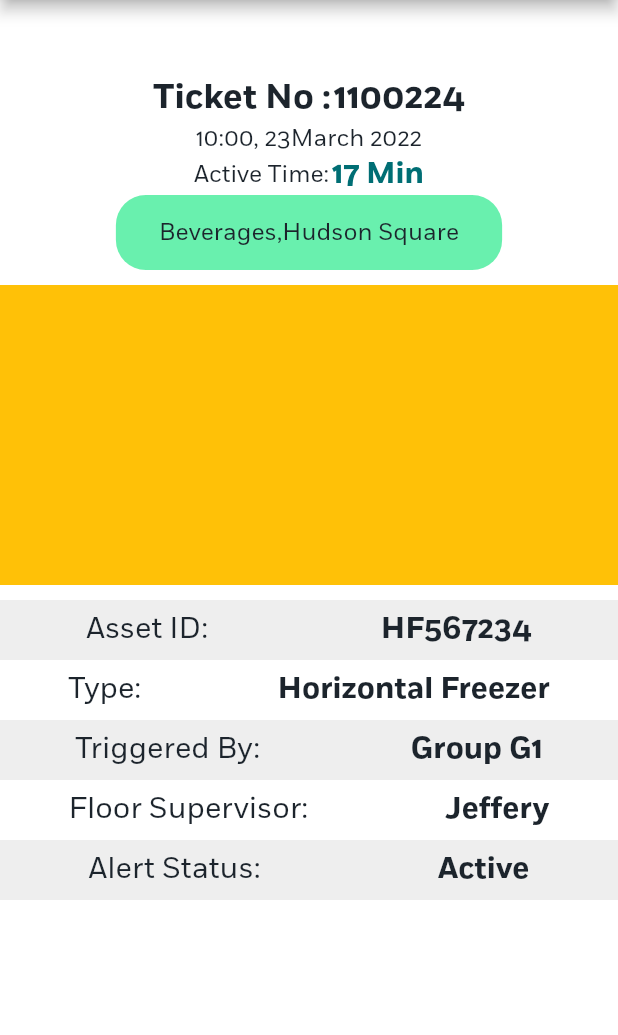
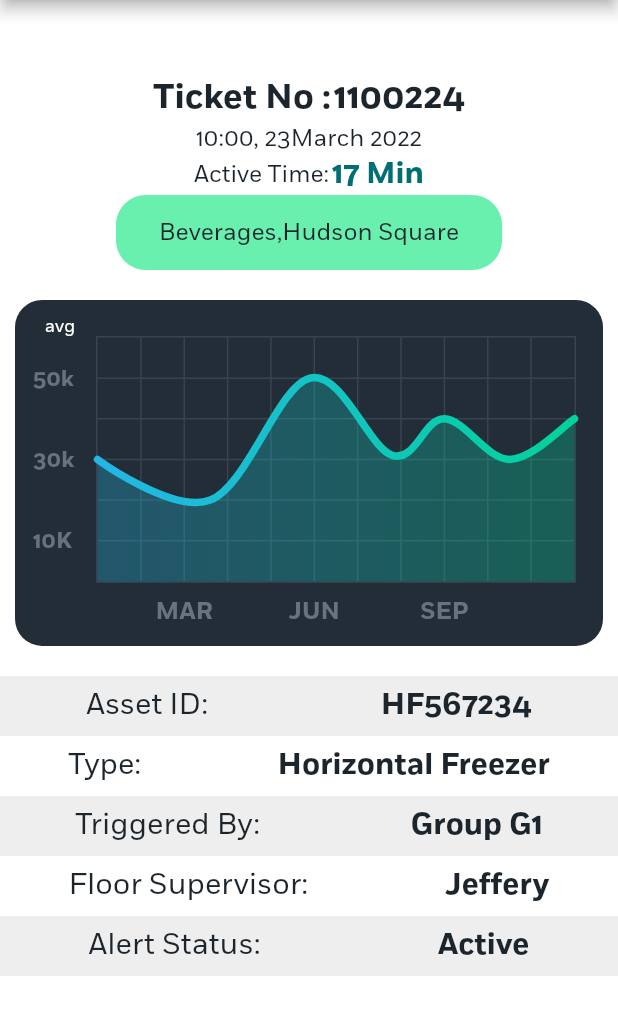
Before and after one commit to noeljolly09/coldtruth, a Flutter app: the AlertsPage screen opened by its route, after a tap on "Ticket No :", on a phone screen of 412 x 824 dp, the part 84-1119 px from its top. Run offline on Flutter 3.47's test engine with Material 2 defaults, Android fonts, the phone set to English and light mode, and no system bars; drawn by our look-alikes of fl_chart; our stand-ins replace connectivity, dio, flutter_riverpod, flutter_spinkit, flutter_svg, google_nav_bar and 3 more; missing offline and left inert: country_list_pick, drop_down_list.

Commit message:
added detailed ticket

```diff
--- a/lib/custom_widgets/chart/line_chart.dart
+++ b/lib/custom_widgets/chart/line_chart.dart
@@ -0,0 +1,304 @@
+
+import 'package:fl_chart/fl_chart.dart';
+import 'package:flutter/material.dart';
+
+class CustomLineChart extends StatefulWidget {
+  const CustomLineChart({Key? key}) : super(key: key);
+
+  @override
+  _CustomLineChartState createState() => _CustomLineChartState();
+}
+
+class _CustomLineChartState extends State<CustomLineChart> {
+  List<Color> gradientColors = [
+    const Color(0xff23b6e6),
+    const Color(0xff02d39a),
+  ];
+
+  bool showAvg = false;
+
+  @override
+  Widget build(BuildContext context) {
+    return Stack(
+      children: <Widget>[
+        AspectRatio(
+          aspectRatio: 1.70,
+          child: Container(
+            decoration: const BoxDecoration(
+                borderRadius: BorderRadius.all(
+                  Radius.circular(18),
+                ),
+                color: Color(0xff232d37)),
+            child: Padding(
+              padding: const EdgeInsets.only(
+                  right: 18.0, left: 12.0, top: 24, bottom: 12),
+              child: LineChart(
+                showAvg ? avgData() : mainData(),
+              ),
+            ),
+          ),
+        ),
+        SizedBox(
+          width: 60,
+          height: 34,
+          child: TextButton(
+            onPressed: () {
+              setState(() {
+                showAvg = !showAvg;
+              });
+            },
+            child: Text(
+              'avg',
+              style: TextStyle(
+                  fontSize: 12,
+                  color:
+                      showAvg ? Colors.white.withOpacity(0.5) : Colors.white),
+            ),
+          ),
+        ),
+      ],
+    );
+  }
+
+  Widget bottomTitleWidgets(double value, TitleMeta meta) {
+    const style = TextStyle(
+      color: Color(0xff68737d),
+      fontWeight: FontWeight.bold,
+      fontSize: 16,
+    );
+    Widget text;
+    switch (value.toInt()) {
+      case 2:
+        text = const Text('MAR', style: style);
+        break;
+      case 5:
+        text = const Text('JUN', style: style);
+        break;
+      case 8:
+        text = const Text('SEP', style: style);
+        break;
+      default:
+        text = const Text('', style: style);
+        break;
+    }
+
+    return SideTitleWidget(
+      axisSide: meta.axisSide,
+      space: 8.0,
+      child: text,
+    );
+  }
+
+  Widget leftTitleWidgets(double value, TitleMeta meta) {
+    const style = TextStyle(
+      color: Color(0xff67727d),
+      fontWeight: FontWeight.bold,
+      fontSize: 15,
+    );
+    String text;
+    switch (value.toInt()) {
+      case 1:
+        text = '10K';
+        break;
+      case 3:
+        text = '30k';
+        break;
+      case 5:
+        text = '50k';
+        break;
+      default:
+        return Container();
+    }
+
+    return Text(text, style: style, textAlign: TextAlign.left);
+  }
+
+  LineChartData mainData() {
+    return LineChartData(
+      gridData: FlGridData(
+        show: true,
+        drawVerticalLine: true,
+        horizontalInterval: 1,
+        verticalInterval: 1,
+        getDrawingHorizontalLine: (value) {
+          return FlLine(
+            color: const Color(0xff37434d),
+            strokeWidth: 1,
+          );
+        },
+        getDrawingVerticalLine: (value) {
+          return FlLine(
+            color: const Color(0xff37434d),
+            strokeWidth: 1,
+          );
+        },
+      ),
+      titlesData: FlTitlesData(
+        show: true,
+        rightTitles: AxisTitles(
+          sideTitles: SideTitles(showTitles: false),
+        ),
+        topTitles: AxisTitles(
+          sideTitles: SideTitles(showTitles: false),
+        ),
+        bottomTitles: AxisTitles(
+          sideTitles: SideTitles(
+            showTitles: true,
+            reservedSize: 30,
+            interval: 1,
+            getTitlesWidget: bottomTitleWidgets,
+          ),
+        ),
+        leftTitles: AxisTitles(
+          sideTitles: SideTitles(
+            showTitles: true,
+            interval: 1,
+            getTitlesWidget: leftTitleWidgets,
+            reservedSize: 42,
+          ),
+        ),
+      ),
+      borderData: FlBorderData(
+          show: true,
+          border: Border.all(color: const Color(0xff37434d), width: 1)),
+      minX: 0,
+      maxX: 11,
+      minY: 0,
+      maxY: 6,
+      lineBarsData: [
+        LineChartBarData(
+          spots: const [
+            FlSpot(0, 3),
+            FlSpot(2.6, 2),
+            FlSpot(4.9, 5),
+            FlSpot(6.8, 3.1),
+            FlSpot(8, 4),
+            FlSpot(9.5, 3),
+            FlSpot(11, 4),
+          ],
+          isCurved: true,
+          gradient: LinearGradient(
+            colors: gradientColors,
+            begin: Alignment.centerLeft,
+            end: Alignment.centerRight,
+          ),
+          barWidth: 5,
+          isStrokeCapRound: true,
+          dotData: FlDotData(
+            show: false,
+          ),
+          belowBarData: BarAreaData(
+            show: true,
+            gradient: LinearGradient(
+              colors: gradientColors
+                  .map((color) => color.withOpacity(0.3))
+                  .toList(),
+              begin: Alignment.centerLeft,
+              end: Alignment.centerRight,
+            ),
+          ),
+        ),
+      ],
+    );
+  }
+
+  LineChartData avgData() {
+    return LineChartData(
+      lineTouchData: LineTouchData(enabled: false),
+      gridData: FlGridData(
+        show: true,
+        drawHorizontalLine: true,
+        verticalInterval: 1,
+        horizontalInterval: 1,
+        getDrawingVerticalLine: (value) {
+          return FlLine(
+            color: const Color(0xff37434d),
+            strokeWidth: 1,
+          );
+        },
+        getDrawingHorizontalLine: (value) {
+          return FlLine(
+            color: const Color(0xff37434d),
+            strokeWidth: 1,
+          );
+        },
+      ),
+      titlesData: FlTitlesData(
+        show: true,
+        bottomTitles: AxisTitles(
+          sideTitles: SideTitles(
+            showTitles: true,
+            reservedSize: 30,
+            getTitlesWidget: bottomTitleWidgets,
+            interval: 1,
+          ),
+        ),
+        leftTitles: AxisTitles(
+          sideTitles: SideTitles(
+            showTitles: true,
+            getTitlesWidget: leftTitleWidgets,
+            reservedSize: 42,
+            interval: 1,
+          ),
+        ),
+        topTitles: AxisTitles(
+          sideTitles: SideTitles(showTitles: false),
+        ),
+        rightTitles: AxisTitles(
+          sideTitles: SideTitles(showTitles: false),
+        ),
+      ),
+      borderData: FlBorderData(
+          show: true,
+          border: Border.all(color: const Color(0xff37434d), width: 1)),
+      minX: 0,
+      maxX: 11,
+      minY: 0,
+      maxY: 6,
+      lineBarsData: [
+        LineChartBarData(
+          spots: const [
+            FlSpot(0, 3.44),
+            FlSpot(2.6, 3.44),
+            FlSpot(4.9, 3.44),
+            FlSpot(6.8, 3.44),
+            FlSpot(8, 3.44),
+            FlSpot(9.5, 3.44),
+            FlSpot(11, 3.44),
+          ],
+          isCurved: true,
+          gradient: LinearGradient(
+            colors: [
+              ColorTween(begin: gradientColors[0], end: gradientColors[1])
+                  .lerp(0.2)!,
+              ColorTween(begin: gradientColors[0], end: gradientColors[1])
+                  .lerp(0.2)!,
+            ],
+            begin: Alignment.centerLeft,
+            end: Alignment.centerRight,
+          ),
+          barWidth: 5,
+          isStrokeCapRound: true,
+          dotData: FlDotData(
+            show: false,
+          ),
+          belowBarData: BarAreaData(
+            show: true,
+            gradient: LinearGradient(
+              colors: [
+                ColorTween(begin: gradientColors[0], end: gradientColors[1])
+                    .lerp(0.2)!
+                    .withOpacity(0.1),
+                ColorTween(begin: gradientColors[0], end: gradientColors[1])
+                    .lerp(0.2)!
+                    .withOpacity(0.1),
+              ],
+              begin: Alignment.centerLeft,
+              end: Alignment.centerRight,
+            ),
+          ),
+        ),
+      ],
+    );
+  }
+}
--- a/lib/custom_widgets/drawer/drawer.dart
+++ b/lib/custom_widgets/drawer/drawer.dart
@@ -57,8 +57,7 @@ class MyDrawer extends ConsumerWidget {
                     ref
                         .read(navigationbarNotifier)
                         .updatedNavigtionIndex(value: 1);
-                    Navigator.pushNamedAndRemoveUntil(
-                        context, "/navigation_bar", (route) => false);
+                    Navigator.pushNamed(context, "/navigation_bar");
                   },
                 ),
                 drawerItem(
@@ -68,8 +67,7 @@ class MyDrawer extends ConsumerWidget {
                     ref
                         .read(navigationbarNotifier)
                         .updatedNavigtionIndex(value: 2);
-                    Navigator.pushNamedAndRemoveUntil(
-                        context, "/navigation_bar", (route) => false);
+                    Navigator.pushNamed(context, "/navigation_bar");
                   },
                 ),
                 drawerItem(
--- a/lib/custom_widgets/textfields/forgotPassword_textField.dart
+++ b/lib/custom_widgets/textfields/forgotPassword_textField.dart
@@ -1,4 +1,4 @@
-// ignore_for_file: public_member_api_docs, sort_constructors_first
+
 import 'package:drop_down_list/drop_down_list.dart';
 import 'package:flutter/material.dart';
 import 'package:flutter_riverpod/flutter_riverpod.dart';
--- a/lib/main.dart
+++ b/lib/main.dart
@@ -72,7 +72,7 @@ class MyApp extends StatelessWidget {
         '/forgot_password': (context) => const ForgotPasswordPage(),
         '/register': (context) => const RegistrationPage(),
         '/dashboard': (context) => const DashboardPage(),
-        '/navigation_bar': (context) =>  CustomNavigationBar(pageIndex: 0),
+        '/navigation_bar': (context) => const CustomNavigationBar(),
         '/notifications': (context) => const AlertsPage(),
         '/settings': (context) => const IncidentsPage(),
       },
--- a/lib/screens/alerts_screens/alerts_screen.dart
+++ b/lib/screens/alerts_screens/alerts_screen.dart
@@ -5,7 +5,6 @@ import 'package:idec_face/screens/alerts_screens/detailed_alert_screen.dart';
 
 import '../../constants.dart';
 import '../../custom_widgets/custom_selection.dart';
-import '../../custom_widgets/text.dart';
 import '../../custom_widgets/ticket/ticket_text.dart';
 
 class AlertsPage extends ConsumerStatefulWidget {
@@ -40,8 +39,10 @@ class _NotificationsPageState extends ConsumerState<AlertsPage> {
   final TextEditingController _statusController = TextEditingController();
 
   bool isSwitched = false;
+
   var textValue = 'Inactive';
-  void toggleSwitch(bool value) {
+
+  void toggleSwitch(bool? value) {
     if (isSwitched == false) {
       setState(() {
         isSwitched = true;
@@ -114,14 +115,7 @@ class _NotificationsPageState extends ConsumerState<AlertsPage> {
                                 fontSize: 20,
                                 color: AppConstants.secondaryColor),
                           ),
-                          Switch(
-                            onChanged: toggleSwitch,
-                            value: isSwitched,
-                            activeColor: AppConstants.secondaryColor,
-                            activeTrackColor: AppConstants.primaryColor,
-                            inactiveThumbColor: Colors.redAccent,
-                            inactiveTrackColor: Colors.orange,
-                          ),
+                          Checkbox(value: isSwitched, onChanged: toggleSwitch),
                         ],
                       ),
                       CustomSelectionBar(
--- a/lib/screens/alerts_screens/detailed_alert_screen.dart
+++ b/lib/screens/alerts_screens/detailed_alert_screen.dart
@@ -1,4 +1,6 @@
 import 'package:flutter/material.dart';
+import 'package:idec_face/custom_widgets/chart/line_chart.dart';
+import 'package:idec_face/custom_widgets/navigation_bar.dart';
 
 import '../../constants.dart';
 import '../../custom_widgets/drawer/drawer.dart';
@@ -85,8 +87,8 @@ class _DetailedAlertScreenState extends State<DetailedAlertScreen> {
                 ),
                 const SizedBox(height: 10),
                 Container(
-                  height: 200,
-                  color: Colors.amber,
+                  margin: const EdgeInsets.all(10),
+                  child: const CustomLineChart(),
                 ),
                 const SizedBox(height: 10),
                 Column(
--- a/lib/screens/forgot_password.dart
+++ b/lib/screens/forgot_password.dart
@@ -8,11 +8,10 @@ import 'package:idec_face/utility/extensions/string_utility.dart';
 
 import '../constants.dart';
 import '../custom_widgets/button.dart';
-import '../custom_widgets/custom_selection.dart';
+
 import '../custom_widgets/text.dart';
 import '../custom_widgets/textfields/custom_textfield.dart';
 import '../custom_widgets/textfields/forgotPassword_textField.dart';
-import '../custom_widgets/textfields/text_icon_only_textfield.dart';
 import '../dialogs/info_dialog/dialog_with_timer.dart';
 import '../models/config_request.dart';
 import '../models/config_response.dart';
--- a/lib/screens/login/login_screen.dart
+++ b/lib/screens/login/login_screen.dart
@@ -3,7 +3,6 @@ import 'package:flutter_riverpod/flutter_riverpod.dart';
 import 'package:flutter_svg/flutter_svg.dart';
 import '../../constants.dart';
 import '../../custom_widgets/button.dart';
-import '../../custom_widgets/navigation_bar.dart';
 import '../../custom_widgets/text.dart';
 import '../../custom_widgets/textfields/custom_textfield.dart';
 import '../../utility/app_info.dart';
--- a/lib/screens/registration/registration_screen.dart
+++ b/lib/screens/registration/registration_screen.dart
@@ -1,6 +1,5 @@
 import 'package:country_list_pick/country_list_pick.dart';
 import 'package:drop_down_list/drop_down_list.dart';
-
 import 'package:flutter/material.dart';
 import 'package:flutter_riverpod/flutter_riverpod.dart';
 import 'package:flutter_svg/svg.dart';
@@ -417,6 +416,9 @@ class _RegistrationPageState extends ConsumerState<RegistrationPage> {
           ref
               .read(registrationNotifier)
               .updatelistOfnationalityState(value: _listOfnationality);
+          ref
+              .read(registrationNotifier)
+              .updatelistOfSelectOptionsState(value: _listOfSelectionOption);
         }
       } else if (configInfoResponse.status == ServiceStatus.error) {
         ref.read(registrationNotifier).updateConfigState(value: false);
--- a/pubspec.yaml
+++ b/pubspec.yaml
@@ -15,7 +15,7 @@ publish_to: 'none' # Remove this line if you wish to publish to pub.dev
 # In iOS, build-name is used as CFBundleShortVersionString while build-number used as CFBundleVersion.
 # Read more about iOS versioning at
 # https://developer.apple.com/library/archive/documentation/General/Reference/InfoPlistKeyReference/Articles/CoreFoundationKeys.html
-version: 1.0.1+1
+version: 0.0.2+1
 
 environment:
   sdk: ">=2.16.2 <3.0.0"
@@ -40,7 +40,7 @@ dependencies:
   flutter_svg: ^1.0.3
   package_info_plus: ^1.4.2
   flutter_riverpod: ^1.0.4
-  fl_chart: ^0.50.1
+  fl_chart: ^0.51.0
   google_nav_bar: ^5.0.6
   country_list_pick: ^1.0.1+5
   dio: ^4.0.6
```
Also changed, not shown: lib/custom_widgets/custom_selection.dart (+2 -5 lines), lib/custom_widgets/navigation_bar.dart (+7 -17 lines), lib/screens/dashboard/dashboard_screen.dart (+12 -87 lines), assets/svg/logo.svg, assets/svg/logoNotext.svg (added), pubspec.lock, 1 other file.
